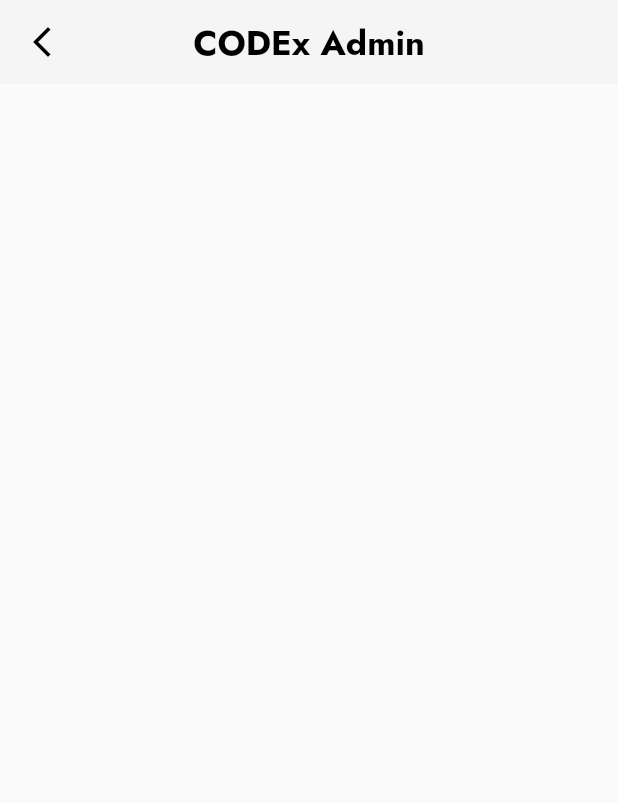
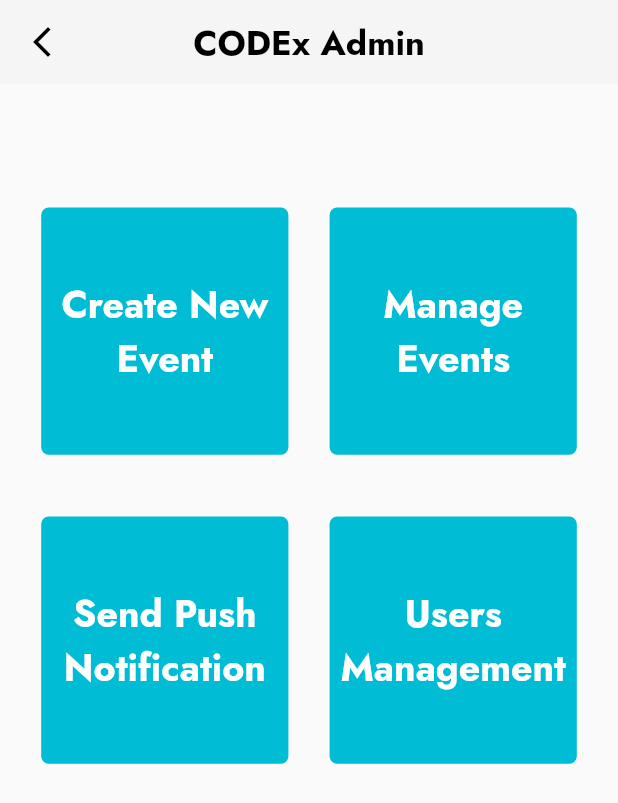
Before and after one commit to sushant102004/CODExApp, a Flutter app: the AdminPanel screen opened directly, on a phone screen of 412 x 824 dp. Shown: the top 803 px of the screen. Run offline on Flutter 3.47's test engine with Material 2 defaults, Android fonts, the phone set to English and light mode, and no system bars; our stand-ins replace cached_network_image, cloud_firestore, firebase_auth, firebase_core, get, google_fonts and 1 more; accounts and stored records are empty; network calls fail.

Commit message:
Create New Event Section Added

```diff
--- a/lib/admin/views/adminpanel.dart
+++ b/lib/admin/views/adminpanel.dart
@@ -1,3 +1,4 @@
+import 'package:codex/admin/views/createNewEvent.dart';
 import 'package:codex/views/home/views/homepage.dart';
 import 'package:flutter/material.dart';
 import 'package:get/get.dart';
@@ -12,6 +13,7 @@
 class _AdminPanelState extends State<AdminPanel> {
   @override
   Widget build(BuildContext context) {
+    final _size = MediaQuery.of(context).size;
     return Scaffold(
       appBar: AppBar(
         backgroundColor: Colors.grey.shade100,
@@ -31,6 +33,111 @@
               color: Colors.black,
             )),
       ),
+      body: Container(
+        alignment: Alignment.center,
+        child: Column(
+          children: [
+            Padding(
+              padding: EdgeInsets.only(top: _size.height / 10),
+              child: Row(
+                mainAxisAlignment: MainAxisAlignment.spaceEvenly,
+                children: [
+                  Container(
+                    width: _size.width / 2.5,
+                    height: _size.height / 5,
+                    decoration: BoxDecoration(
+                        color: Colors.cyan,
+                        borderRadius: BorderRadius.circular(5)),
+                    child: InkWell(
+                      onTap: () {
+                        Get.to(const CreateNewEvent());
+                      },
+                      child: const Center(
+                        child: Text(
+                          'Create New Event',
+                          textAlign: TextAlign.center,
+                          style: TextStyle(
+                              fontSize: 25,
+                              fontWeight: FontWeight.bold,
+                              color: Colors.white),
+                        ),
+                      ),
+                    ),
+                  ),
+                  Container(
+                    width: _size.width / 2.5,
+                    height: _size.height / 5,
+                    decoration: BoxDecoration(
+                        color: Colors.cyan,
+                        borderRadius: BorderRadius.circular(5)),
+                    child: InkWell(
+                      onTap: () {},
+                      child: const Center(
+                        child: Text(
+                          'Manage Events',
+                          textAlign: TextAlign.center,
+                          style: TextStyle(
+                              fontSize: 25,
+                              fontWeight: FontWeight.bold,
+                              color: Colors.white),
+                        ),
+                      ),
+                    ),
+                  ),
+                ],
+              ),
+            ),
+            Padding(
+              padding: EdgeInsets.only(top: _size.height / 20),
+              child: Row(
+                mainAxisAlignment: MainAxisAlignment.spaceEvenly,
+                children: [
+                  Container(
+                    width: _size.width / 2.5,
+                    height: _size.height / 5,
+                    decoration: BoxDecoration(
+                        color: Colors.cyan,
+                        borderRadius: BorderRadius.circular(5)),
+                    child: InkWell(
+                      onTap: () {},
+                      child: const Center(
+                        child: Text(
+                          'Send Push Notification',
+                          textAlign: TextAlign.center,
+                          style: TextStyle(
+                              fontSize: 25,
+                              fontWeight: FontWeight.bold,
+                              color: Colors.white),
+                        ),
+                      ),
+                    ),
+                  ),
+                  Container(
+                    width: _size.width / 2.5,
+                    height: _size.height / 5,
+                    decoration: BoxDecoration(
+                        color: Colors.cyan,
+                        borderRadius: BorderRadius.circular(5)),
+                    child: InkWell(
+                      onTap: () {},
+                      child: const Center(
+                        child: Text(
+                          'Users Management',
+                          textAlign: TextAlign.center,
+                          style: TextStyle(
+                              fontSize: 25,
+                              fontWeight: FontWeight.bold,
+                              color: Colors.white),
+                        ),
+                      ),
+                    ),
+                  ),
+                ],
+              ),
+            )
+          ],
+        ),
+      ),
     );
   }
 }
--- a/lib/views/home/views/homepage.dart
+++ b/lib/views/home/views/homepage.dart
@@ -1,3 +1,4 @@
+import 'package:codex/admin/controllers/admincontroller.dart';
 import 'package:codex/admin/views/adminlogin.dart';
 import 'package:codex/views/home/controllers/homecontroller.dart';
 import 'package:codex/views/home/views/upcomingevents.dart';
--- a/pubspec.yaml
+++ b/pubspec.yaml
@@ -27,6 +27,7 @@
 # the latest version available on pub.dev. To see which dependencies have newer
 # versions available, run `flutter pub outdated`.
 dependencies:
+  cached_network_image: ^3.2.1
   change_app_package_name: ^1.1.0
   cloud_firestore: ^3.4.0
   cupertino_icons: ^1.0.2
@@ -37,7 +38,7 @@
   flutter_svg: null
   get: ^4.6.5
   google_fonts: ^3.0.1
-  cached_network_image: ^3.2.1
+  image_picker: ^0.8.5+3
 
 dev_dependencies:
   flutter_lints: ^1.0.0
```
Also changed, not shown: lib/admin/controllers/admincontroller.dart (renamed from lib/admin/controllers/adminlogincontroller.dart, +20 -3 lines), lib/admin/views/adminlogin.dart (+5 -5 lines), lib/admin/views/createnewevent.dart (added, +143 -0 lines), pubspec.lock.
